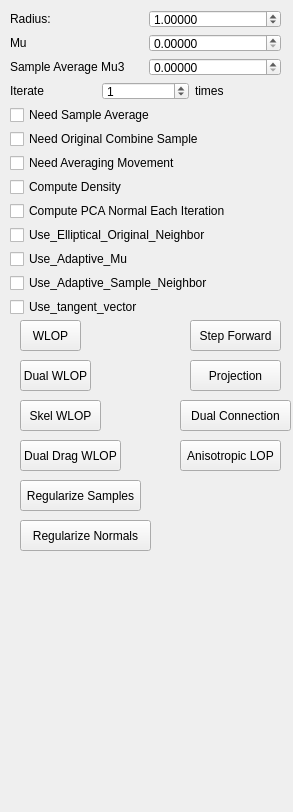
Old version of the form point-cloud-2015/UI/para_wlop.ui in the repository sunwaylive/Point-Cloud-Processing-2015.
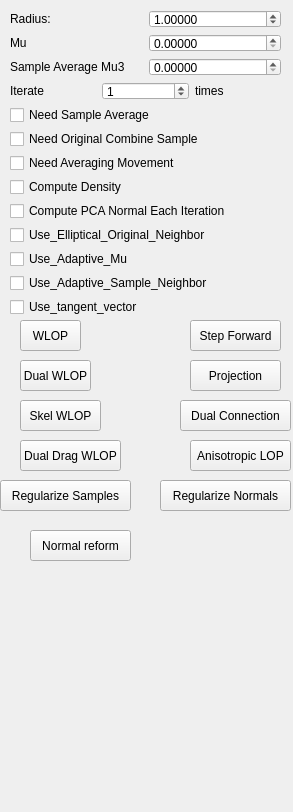
New version of the form.

Commit message: change normal regulize to normal reform

Diff of the .ui file:
```diff
--- a/point-cloud-2015/UI/para_wlop.ui
+++ b/point-cloud-2015/UI/para_wlop.ui
@@ -191,7 +191,7 @@
   <widget class="QPushButton" name="anisotropic_lop_apply">
    <property name="geometry">
     <rect>
-     <x>180</x>
+     <x>190</x>
      <y>440</y>
      <width>101</width>
      <height>31</height>
@@ -295,9 +295,9 @@
   <widget class="QPushButton" name="regularize_samples">
    <property name="geometry">
     <rect>
-     <x>20</x>
+     <x>0</x>
      <y>480</y>
-     <width>121</width>
+     <width>131</width>
      <height>31</height>
     </rect>
    </property>
@@ -308,8 +308,8 @@
   <widget class="QPushButton" name="regularize_normals">
    <property name="geometry">
     <rect>
-     <x>20</x>
-     <y>520</y>
+     <x>160</x>
+     <y>480</y>
      <width>131</width>
      <height>31</height>
     </rect>
@@ -318,6 +318,19 @@
     <string>Regularize Normals</string>
    </property>
   </widget>
+  <widget class="QPushButton" name="normal_reform">
+   <property name="geometry">
+    <rect>
+     <x>30</x>
+     <y>530</y>
+     <width>101</width>
+     <height>31</height>
+    </rect>
+   </property>
+   <property name="text">
+    <string>Normal reform</string>
+   </property>
+  </widget>
  </widget>
  <resources/>
  <connections/>
```
The commit also changes 4 other files.
